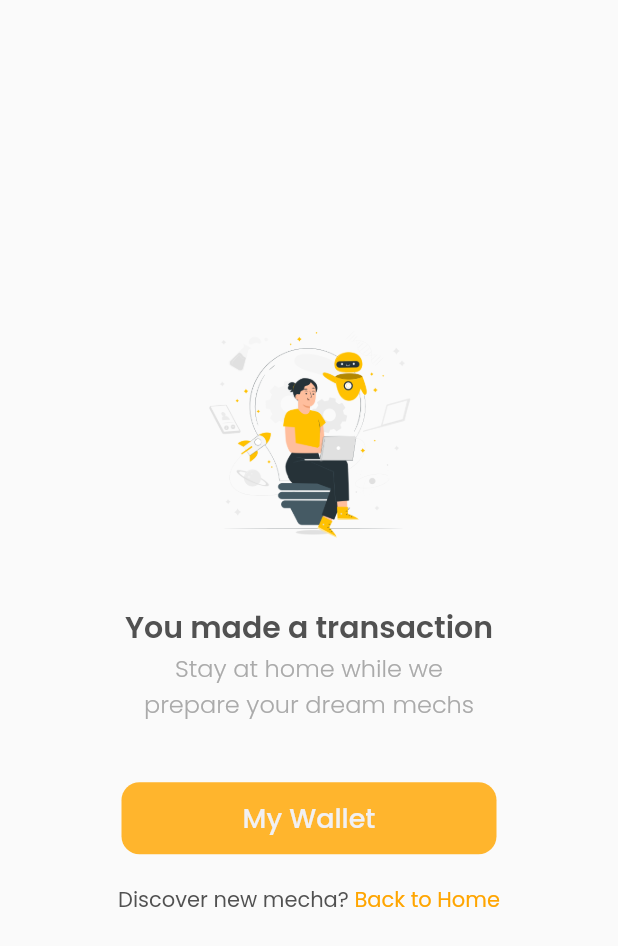
After one commit to zaeroblitz/mechaku_blocs, a Flutter app: the SucceeCheckoutPage screen opened by its route, on a phone screen of 412 x 824 dp. The commit adds this screen. Shown: the top 946 px of the screen. Run offline on Flutter 3.47's test engine with Material 2 defaults, Android fonts, the phone set to English and light mode, and no system bars; our stand-ins replace bloc, cached_network_image, carousel_slider, cloud_firestore, equatable, firebase_auth and 10 more; accounts and stored records are empty.

Commit message:
Add Success Checkout Page

```diff
--- a/lib/models/transaction_model.dart
+++ b/lib/models/transaction_model.dart
@@ -31,7 +31,7 @@ class TransactionModel extends Equatable {
     );
   }
 
-  Map<String, dynamic> toJson(String id) {
+  Map<String, dynamic> toJson() {
     return {
       'amount': amount,
       'picture': picture,
@@ -39,7 +39,7 @@ class TransactionModel extends Equatable {
       'time': time.millisecondsSinceEpoch,
       'title': title,
       'userID': userID,
-      'transactionID': id,
+      'transactionID': transactionID,
     };
   }
 
--- a/lib/routes/AppPages.dart
+++ b/lib/routes/AppPages.dart
@@ -16,5 +16,6 @@ class AppPages {
     AppRoutes.wishlists_page: (context) => WishlistPage(),
     AppRoutes.success_top_up_page: (context) => SuccessTopUpPage(),
     AppRoutes.detail_product_page: (context) => ProductDetailPage(),
+    AppRoutes.success_checkout_page: (context) => SucceeCheckoutPage(),
   };
 }
--- a/lib/routes/AppRoutes.dart
+++ b/lib/routes/AppRoutes.dart
@@ -12,4 +12,5 @@ abstract class AppRoutes {
   static const String wishlists_page = '/wishlists-page';
   static const String success_top_up_page = '/success-top-up-page';
   static const String detail_product_page = '/detail-product-page';
+  static const String success_checkout_page = '/success-checkout-page';
 }
--- a/lib/services/transaction_service.dart
+++ b/lib/services/transaction_service.dart
@@ -6,8 +6,7 @@ class TransactionService {
 
   Future<void> setTransaction(TransactionModel transactionModel) async {
     try {
-      _transactionRef.add(transactionModel.toJson('id')).then((value) =>
-          _transactionRef.doc(value.id).set(transactionModel.toJson(value.id)));
+      _transactionRef.add(transactionModel.toJson());
     } catch (e) {
       throw e;
     }
--- a/lib/views/pages/pages.dart
+++ b/lib/views/pages/pages.dart
@@ -4,6 +4,7 @@ import 'package:flutter/material.dart';
 import 'package:flutter/cupertino.dart';
 import 'package:flutter_bloc/flutter_bloc.dart';
 import 'package:firebase_auth/firebase_auth.dart';
+import 'package:random_string/random_string.dart';
 import 'package:carousel_slider/carousel_slider.dart';
 import 'package:flutter_spinkit/flutter_spinkit.dart';
 import 'package:flutter_signin_button/button_list.dart';
@@ -44,3 +45,4 @@ part 'settings_page.dart';
 part 'wishlist_page.dart';
 part 'product_detail_page.dart';
 part 'success_top_up_page.dart';
+part 'success_checkout_page.dart';
--- /dev/null
+++ b/lib/views/pages/success_checkout_page.dart
@@ -0,0 +1,102 @@
+part of 'pages.dart';
+
+class SucceeCheckoutPage extends StatelessWidget {
+  @override
+  Widget build(BuildContext context) {
+    Widget _successCheckoutIllustration() {
+      return Container(
+        width: 150,
+        height: 150,
+        margin: EdgeInsets.only(bottom: 40),
+        decoration: BoxDecoration(
+          image: DecorationImage(
+            fit: BoxFit.cover,
+            image: AssetImage('assets/success_checkout.png'),
+          ),
+        ),
+      );
+    }
+
+    Widget _text() {
+      return Container(
+        margin: EdgeInsets.only(bottom: 40),
+        child: Column(
+          children: [
+            Text(
+              'You made a transaction',
+              style: regularTextStyle.copyWith(
+                fontSize: 20,
+                fontWeight: semiBold,
+              ),
+              textAlign: TextAlign.center,
+            ),
+            Text(
+              'Stay at home while we\nprepare your dream mechs',
+              style: hintTextStyle.copyWith(
+                fontSize: 16,
+                fontWeight: light,
+              ),
+              textAlign: TextAlign.center,
+            ),
+          ],
+        ),
+      );
+    }
+
+    Widget _myWallet() {
+      return Container(
+        width: 250,
+        margin: EdgeInsets.only(bottom: 20),
+        child: CustomButton(
+          onPressed: () {
+            context.read<PageCubit>().setPage(3);
+            Navigator.pushNamedAndRemoveUntil(
+                context, AppRoutes.mainpage, (route) => false);
+          },
+          text: 'My Wallet',
+          color: orangeColor2,
+        ),
+      );
+    }
+
+    Widget _backToHome() {
+      return Row(
+        mainAxisAlignment: MainAxisAlignment.center,
+        children: [
+          Text(
+            'Discover new mecha? ',
+            style: regularTextStyle,
+          ),
+          GestureDetector(
+            onTap: () {
+              context.read<PageCubit>().setPage(0);
+              Navigator.pushNamedAndRemoveUntil(
+                  context, AppRoutes.mainpage, (route) => false);
+            },
+            child: Text(
+              'Back to Home',
+              style: orangeTextStyle.copyWith(
+                fontSize: 14,
+              ),
+            ),
+          ),
+        ],
+      );
+    }
+
+    return Scaffold(
+      body: Center(
+        child: Column(
+          mainAxisSize: MainAxisSize.max,
+          mainAxisAlignment: MainAxisAlignment.center,
+          children: [
+            _successCheckoutIllustration(),
+            _text(),
+            _myWallet(),
+            _backToHome(),
+          ],
+        ),
+      ),
+    );
+  }
+}
--- a/lib/views/widgets/cart_item.dart
+++ b/lib/views/widgets/cart_item.dart
@@ -136,7 +136,7 @@ class CartItem extends StatelessWidget {
                   // Decrement
                   GestureDetector(
                     onTap: () {
-                      if (cart.qty == 0) {
+                      if (cart.qty == 1) {
                         context.read<AuthCubit>().removeFromCart(user, cart);
                         context.read<AuthCubit>().getCurrentUser(user.id);
                       } else {
--- a/pubspec.yaml
+++ b/pubspec.yaml
@@ -37,6 +37,7 @@ dependencies:
   google_fonts: ^2.1.0
   google_sign_in: ^5.0.7
   intl: ^0.17.0
+  random_string: ^2.3.1
   salomon_bottom_bar: ^3.1.0
   shimmer_animation: ^2.1.0+1
 
```
Also changed, not shown: lib/views/pages/cart_page.dart (+21 -3 lines), lib/views/pages/checkout_page.dart (+10 -16 lines), assets/success_checkout.png (added), pubspec.lock.
